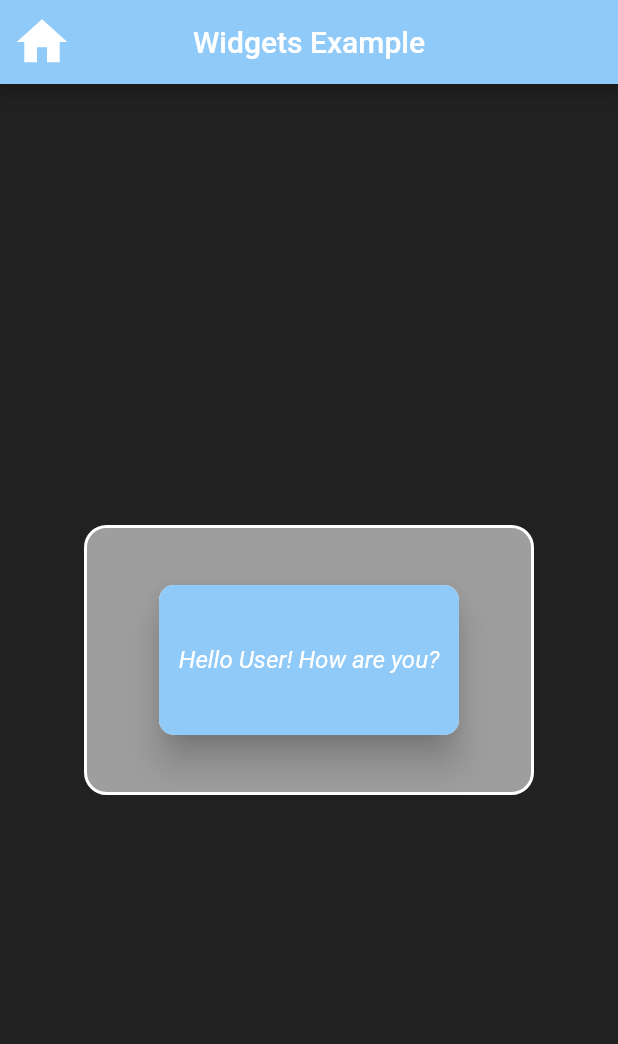
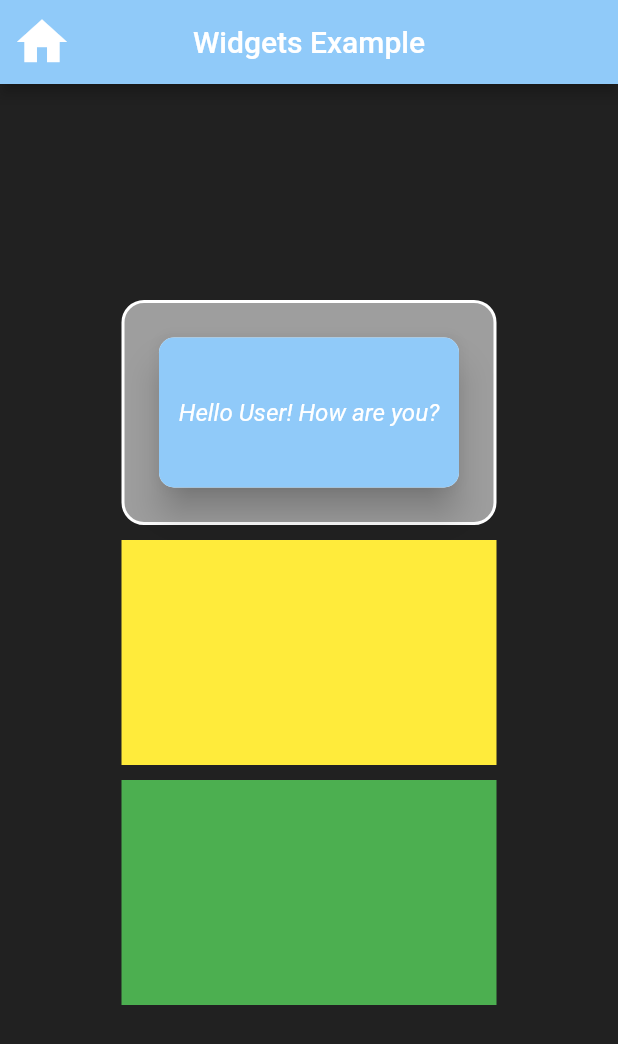
Before and after one commit to dpaguba/dart-flutter, a Flutter app: the screen it shows after launch, on a phone screen of 412 x 824 dp. Shown: the top 1044 px of the screen. Run offline on Flutter 3.47's test engine with Material 2 defaults, Android fonts, the light colour scheme and no system bars; Roboto replaces fonts that are missing (Rubik).

Commit message:
learned SizedBox, Column, Box Model

```diff
--- a/my_app/lib/presentation/widgets_examples/widgets/container_text_example.dart
+++ b/my_app/lib/presentation/widgets_examples/widgets/container_text_example.dart
@@ -7,10 +7,9 @@ class ContainerTextExample extends StatelessWidget {
 
   @override
   Widget build(BuildContext context) {
-    return Center(
-      child: Container(
-        height: 180,
-        width: 300,
+    return Container(
+      height: 150,
+      width: 250,
       decoration: BoxDecoration(
         color: Colors.grey,
         border: Border.all(
@@ -45,7 +44,6 @@ class ContainerTextExample extends StatelessWidget {
           ),
         ),
       ),
-      ),
     );
   }
 }
--- a/my_app/lib/presentation/widgets_examples/widgets_example_page.dart
+++ b/my_app/lib/presentation/widgets_examples/widgets_example_page.dart
@@ -27,7 +27,38 @@ class WidgetsExamplesPage extends StatelessWidget {
       ),
 
       // Body
-      body: const ContainerTextExample(),
+      body: Center(
+        child: Padding(
+          padding: const EdgeInsets.symmetric(vertical: 10, horizontal: 20),
+          child: Column(
+            mainAxisAlignment: MainAxisAlignment.center,
+            crossAxisAlignment: CrossAxisAlignment.center,
+            children: [
+              ContainerTextExample(),
+              SizedBox(
+                height: 10,
+              ),
+              Container(
+                color: Colors.yellow,
+                width: 250,
+                height: 150,
+              ),
+              SizedBox(
+                height: 10,
+              ),
+              Container(
+                color: Colors.green,
+                width: 250,
+                height: 150,
+              ),
+              SizedBox(
+                height: 10,
+              ),
+              // ContainerTextExample(),
+            ],
+          ),
+        ),
+      ),
     );
   }
 }
```
Lines whose indentation alone changed are shown as unchanged.
